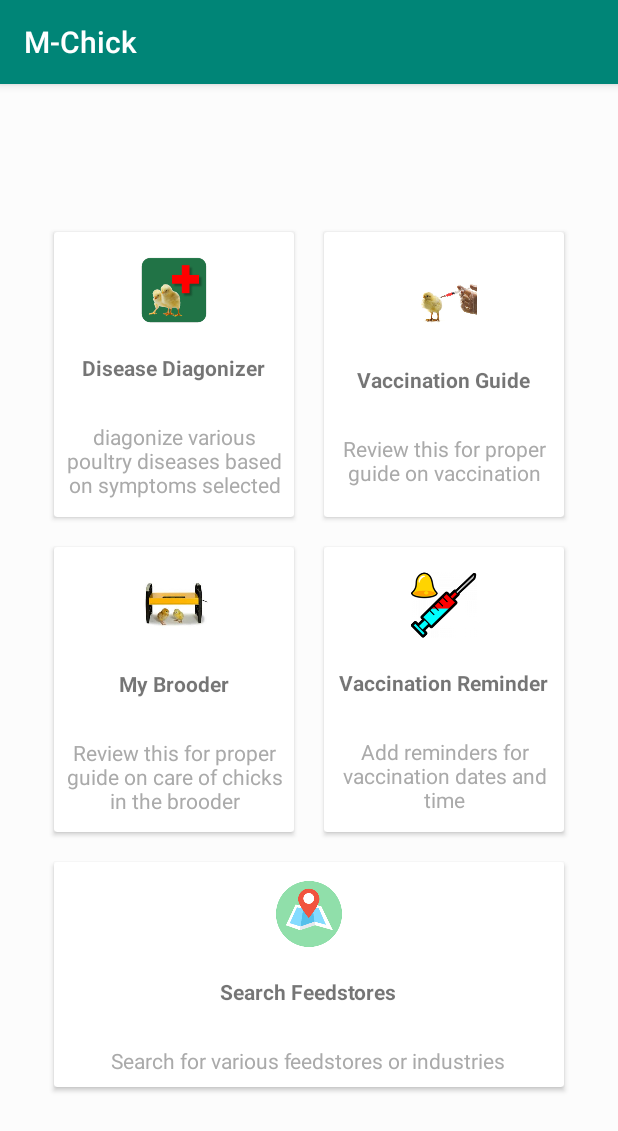
After one commit to DannyMtwenty/M-chick, an Android app: the Homepage screen opened directly, with no data from a screen before it, on a phone screen of 412 x 824 dp. The commit adds this screen. Shown: the top 1131 px of the screen. Run offline under Robolectric (Android 15) with nearby library versions, the phone set to English and light mode, and no system bars.

```diff
--- a/app/build.gradle
+++ b/app/build.gradle
@@ -3,7 +3,7 @@ apply plugin: 'com.android.application'
 android {
     compileSdkVersion 29
     defaultConfig {
-    applicationId "com.example.m_chick"
+        applicationId "com.example.m_chick"
         minSdkVersion 21
         targetSdkVersion 29
         versionCode 1
@@ -21,7 +21,10 @@ android {
 dependencies {
     implementation fileTree(dir: 'libs', include: ['*.jar'])
     implementation 'com.android.support:appcompat-v7:29.0.0'
+    implementation 'com.android.support:cardview-v7:29.0.0'
     implementation 'com.android.support.constraint:constraint-layout:1.0.2'
+    implementation 'androidx.appcompat:appcompat:1.0.2'
+    implementation 'androidx.constraintlayout:constraintlayout:1.1.3'
     testImplementation 'junit:junit:4.12'
     androidTestImplementation 'com.android.support.test:runner:1.0.1'
     androidTestImplementation 'com.android.support.test.espresso:espresso-core:3.0.1'
--- a/app/src/main/AndroidManifest.xml
+++ b/app/src/main/AndroidManifest.xml
@@ -9,6 +9,7 @@
         android:roundIcon="@mipmap/ic_launcher_round"
         android:supportsRtl="true"
         android:theme="@style/AppTheme">
+        <activity android:name=".Homepage"></activity>
         <activity android:name=".symptoms" />
         <activity android:name=".InitialCheck" />
         <activity android:name=".diseaseref" />
@@ -17,6 +18,7 @@
         <activity android:name=".MainActivity">
             <intent-filter>
                 <action android:name="android.intent.action.MAIN" />
+
                 <category android:name="android.intent.category.LAUNCHER" />
             </intent-filter>
         </activity>
--- /dev/null
+++ b/app/src/main/java/com/example/m_chick/Homepage.java
@@ -0,0 +1,31 @@
+package com.example.m_chick;
+
+import androidx.appcompat.app.AppCompatActivity;
+import androidx.cardview.widget.CardView;
+
+import android.content.Intent;
+import android.os.Bundle;
+import android.view.View;
+
+import com.example.m_chick.R;
+public class Homepage extends AppCompatActivity {
+private CardView diseaseCard,vaccinationCard,brooderCard,reminderCard,mapCard;
+    @Override
+    protected void onCreate(Bundle savedInstanceState) {
+        super.onCreate(savedInstanceState);
+        setContentView(R.layout.activity_homepage);
+        diseaseCard=(CardView)findViewById(R.id.diseasecard);
+        vaccinationCard=(CardView)findViewById(R.id.vaccinationcard);
+        brooderCard=(CardView)findViewById(R.id.broodercard);
+        reminderCard=(CardView)findViewById(R.id.remindercard);
+        mapCard=(CardView)findViewById(R.id.mapcard);
+
+        diseaseCard.setOnClickListener(new View.OnClickListener() {
+            @Override
+            public void onClick(View view) {
+                Intent intent=new Intent(Homepage.this,InitialCheck.class);
+                startActivity(intent);
+            }
+        });
+    }
+}
--- a/app/src/main/java/com/example/m_chick/InitialCheck.java
+++ b/app/src/main/java/com/example/m_chick/InitialCheck.java
@@ -11,6 +11,8 @@ import android.os.Process;
 import android.view.MenuItem;
 import android.view.View;
 import android.widget.Button;
+import android.widget.TextView;
+
 import com.example.m_chick.R;
 public class InitialCheck extends AppCompatActivity {
 
@@ -23,6 +25,14 @@ public class InitialCheck extends AppCompatActivity {
 
         Button know = (Button) findViewById(R.id.know);
         Button dontknow = (Button) findViewById(R.id.dontknow);
+        TextView home=(TextView)findViewById(R.id.txthome);
+        home.setOnClickListener(new View.OnClickListener() {
+            @Override
+            public void onClick(View view) {
+                Intent intent=new Intent(InitialCheck.this,Homepage.class);
+                startActivity(intent);
+            }
+        });
         if (getSupportActionBar()!=null) {
             getSupportActionBar().setDisplayHomeAsUpEnabled(true);
             getSupportActionBar().setDisplayShowHomeEnabled(true);
--- a/app/src/main/java/com/example/m_chick/Login.java
+++ b/app/src/main/java/com/example/m_chick/Login.java
@@ -54,7 +54,7 @@ public class Login extends AppCompatActivity {
                     if (cursor.getCount()>0) {
                         cursor.moveToNext();
                         Toast.makeText(getApplicationContext(), "Login Successful", Toast.LENGTH_SHORT).show();
-                        Intent intent = new Intent(Login.this,InitialCheck.class);
+                        Intent intent = new Intent(Login.this,Homepage.class);
                         startActivity(intent);
 
                     } else {
--- a/app/src/main/java/com/example/m_chick/diseaseref.java
+++ b/app/src/main/java/com/example/m_chick/diseaseref.java
@@ -14,7 +14,7 @@ public class diseaseref extends AppCompatActivity {
         setContentView(R.layout.activity_diseaseref);
         WebView webView = new WebView(this);
         setContentView(webView);
-        webView.loadUrl("http://www.nafis.go.ke/livestock/poultry-chicken/general-information/poultry-diseases/");
+        webView.loadUrl("https://www.cdc.gov/diseasesconditions/index.html");
 
         if (getSupportActionBar()!=null) {
             getSupportActionBar().setDisplayHomeAsUpEnabled(true);
--- /dev/null
+++ b/app/src/main/res/layout/activity_homepage.xml
@@ -0,0 +1,232 @@
+<?xml version="1.0" encoding="utf-8"?>
+<LinearLayout
+    xmlns:android="http://schemas.android.com/apk/res/android"
+    xmlns:app="http://schemas.android.com/apk/res-auto"
+    xmlns:tools="http://schemas.android.com/tools"
+    android:layout_width="match_parent"
+    android:layout_height="match_parent"
+    tools:context="com.example.m_chick.Homepage"
+    android:orientation="vertical"
+    android:padding="10dp"
+    android:background="#fcfcfc"
+    android:gravity="center"
+    android:id="@+id/ll">
+    <LinearLayout
+        android:clipToPadding="false"
+        android:gravity="center"
+        android:orientation="horizontal"
+        android:layout_width="match_parent"
+        android:layout_height="wrap_content">
+        <androidx.cardview.widget.CardView
+            android:foreground="?android:attr/selectableItemBackground"
+            android:clickable="true"
+            android:id="@+id/diseasecard"
+            android:layout_width="160dp"
+            android:layout_height="190dp"
+            android:layout_margin="10dp">
+            <LinearLayout
+                android:layout_width="match_parent"
+                android:layout_height="match_parent"
+                android:orientation="vertical"
+                android:gravity="center">
+
+                <ImageView
+                    android:layout_width="72dp"
+                    android:layout_height="64dp"
+                    android:padding="10dp"
+                    android:src="@drawable/diseaseicon" />
+                <TextView
+                    android:layout_width="wrap_content"
+                    android:layout_height="wrap_content"
+                    android:textStyle="bold"
+                    android:layout_marginTop="10dp"
+                    android:text="Disease Diagonizer"/>
+                <View
+                    android:layout_width="match_parent"
+                    android:layout_height="1dp"
+                    android:layout_margin="10dp"/>
+                <TextView
+                    android:layout_width="wrap_content"
+                    android:layout_height="wrap_content"
+                    android:gravity="center"
+                    android:text="diagonize various poultry diseases based on symptoms selected"
+                    android:padding="5dp"
+                    android:textColor="@android:color/darker_gray"/>
+
+            </LinearLayout>
+        </androidx.cardview.widget.CardView>
+        <androidx.cardview.widget.CardView
+            android:foreground="?android:attr/selectableItemBackground"
+            android:clickable="true"
+            android:id="@+id/vaccinationcard"
+            android:layout_width="160dp"
+            android:layout_height="190dp"
+            android:layout_margin="10dp">
+            <LinearLayout
+                android:layout_width="match_parent"
+                android:layout_height="match_parent"
+                android:orientation="vertical"
+                android:gravity="center">
+                <ImageView
+                    android:layout_width="64dp"
+                    android:layout_height="64dp"
+                    android:src="@drawable/vaccinationicon"
+                    android:padding="10dp"/>
+                <TextView
+                    android:layout_width="wrap_content"
+                    android:layout_height="wrap_content"
+                    android:textStyle="bold"
+                    android:layout_marginTop="10dp"
+                    android:text="Vaccination Guide"/>
+                <View
+                    android:layout_width="match_parent"
+                    android:layout_height="1dp"
+                    android:layout_margin="10dp"/>
+                <TextView
+                    android:layout_width="wrap_content"
+                    android:layout_height="wrap_content"
+                    android:gravity="center"
+                    android:text="Review this for proper guide on vaccination"
+                    android:padding="5dp"
+                    android:textColor="@android:color/darker_gray"/>
+
+            </LinearLayout>
+        </androidx.cardview.widget.CardView>
+
+    </LinearLayout>
+    <LinearLayout
+        android:clipToPadding="false"
+        android:gravity="center"
+        android:orientation="horizontal"
+        android:layout_width="match_parent"
+        android:layout_height="wrap_content">
+        <androidx.cardview.widget.CardView
+            android:foreground="?android:attr/selectableItemBackground"
+            android:id="@+id/broodercard"
+            android:clickable="true"
+            android:layout_width="160dp"
+            android:layout_height="190dp"
+            android:layout_margin="10dp">
+            <LinearLayout
+                android:layout_width="match_parent"
+                android:layout_height="match_parent"
+                android:orientation="vertical"
+                android:gravity="center">
+                <ImageView
+                    android:layout_width="65dp"
+                    android:layout_height="65dp"
+                    android:src="@drawable/brooder"
+                    android:padding="10dp"/>
+                <TextView
+                    android:layout_width="wrap_content"
+                    android:layout_height="wrap_content"
+                    android:textStyle="bold"
+                    android:layout_marginTop="10dp"
+                    android:text="My Brooder"/>
+                <View
+                    android:layout_width="match_parent"
+                    android:layout_height="1dp"
+                    android:layout_margin="10dp"/>
+                <TextView
+                    android:layout_width="wrap_content"
+                    android:layout_height="wrap_content"
+                    android:gravity="center"
+                    android:text="Review this for proper guide on care of chicks in the brooder"
+                    android:padding="5dp"
+                    android:textColor="@android:color/darker_gray"/>
+
+            </LinearLayout>
+        </androidx.cardview.widget.CardView>
+        <androidx.cardview.widget.CardView
+            android:foreground="?android:attr/selectableItemBackground"
+            android:id="@+id/remindercard"
+            android:clickable="true"
+            android:layout_width="160dp"
+            android:layout_height="190dp"
+            android:layout_margin="10dp">
+
+            <LinearLayout
+                android:layout_width="match_parent"
+                android:layout_height="match_parent"
+                android:gravity="center"
+                android:orientation="vertical">
+
+                <ImageView
+                    android:layout_width="64dp"
+                    android:layout_height="64dp"
+                    android:padding="10dp"
+                    android:src="@drawable/reminder" />
+
+                <TextView
+                    android:layout_width="wrap_content"
+                    android:layout_height="wrap_content"
+                    android:layout_marginTop="10dp"
+                    android:text="Vaccination Reminder"
+                    android:textStyle="bold" />
+
+                <View
+                    android:layout_width="match_parent"
+                    android:layout_height="1dp"
+                    android:layout_margin="10dp"
+                    />
+
+                <TextView
+                    android:layout_width="wrap_content"
+                    android:layout_height="wrap_content"
+                    android:gravity="center"
+                    android:padding="5dp"
+                    android:text="Add reminders for vaccination dates and time"
+                    android:textColor="@android:color/darker_gray" />
+
+            </LinearLayout>
+        </androidx.cardview.widget.CardView>
+
+    </LinearLayout>
+    <LinearLayout
+        android:clipToPadding="false"
+        android:gravity="center"
+        android:orientation="horizontal"
+        android:layout_width="match_parent"
+        android:layout_height="wrap_content">
+        <androidx.cardview.widget.CardView
+            android:foreground="?android:attr/selectableItemBackground"
+            android:id="@+id/mapcard"
+            android:clickable="true"
+            android:layout_width="340dp"
+            android:layout_height="150dp"
+            android:layout_margin="10dp">
+            <LinearLayout
+
+                android:layout_width="match_parent"
+                android:layout_height="match_parent"
+                android:orientation="vertical"
+                android:gravity="center">
+                <ImageView
+                    android:layout_width="64dp"
+                    android:layout_height="64dp"
+                    android:src="@drawable/map"
+                    android:padding="10dp"/>
+                <TextView
+                    android:layout_width="wrap_content"
+                    android:layout_height="wrap_content"
+                    android:textStyle="bold"
+                    android:layout_marginTop="10dp"
+                    android:text="Search Feedstores"/>
+                <View
+                    android:layout_width="match_parent"
+                    android:layout_height="1dp"
+                    android:layout_margin="10dp"/>
+                <TextView
+                    android:layout_width="wrap_content"
+                    android:layout_height="wrap_content"
+                    android:gravity="center"
+                    android:text="Search for various feedstores or industries"
+                    android:padding="5dp"
+                    android:textColor="@android:color/darker_gray"/>
+
+            </LinearLayout>
+        </androidx.cardview.widget.CardView>
+
+
+    </LinearLayout>
+</LinearLayout>
--- a/app/src/main/res/layout/activity_initial_check.xml
+++ b/app/src/main/res/layout/activity_initial_check.xml
@@ -47,5 +47,13 @@
         android:textColor="#0a285c"
         android:textSize="20dp"
         android:textStyle="bold" />
+    <TextView
+        android:id="@+id/txthome"
+        android:layout_width="match_parent"
+        android:layout_height="32dp"
+        android:textAlignment="center"
+        android:textSize="15dp"
+        android:textColor="#000fff"
+        android:text="Back to home" />
 
 </LinearLayout>
```
Also changed, not shown: app/src/main/res/drawable/brooder.jpg (added), app/src/main/res/drawable/diseaseicon.png (added), app/src/main/res/drawable/map.png (added), app/src/main/res/drawable/reminder.png (added), app/src/main/res/drawable/vaccinationicon.png (added).
